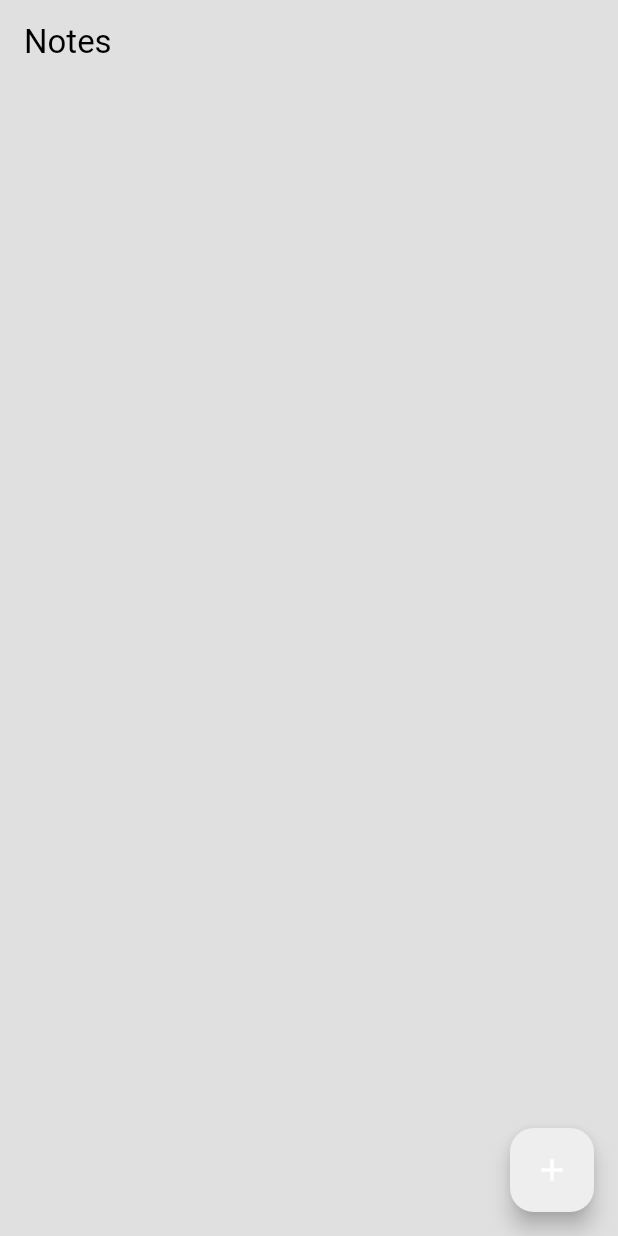
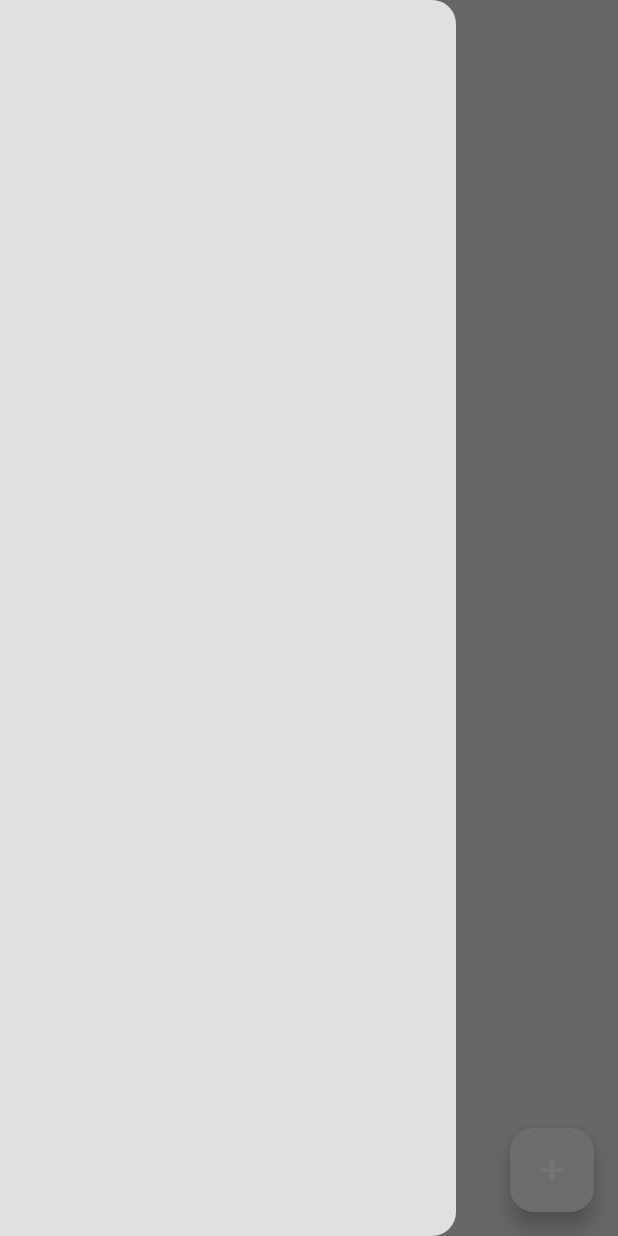
Before and after one commit to SolomonB127/QuickScribe, a Flutter app: the screen it shows after launch, with the side drawer open (before the commit the screen has no drawer), on a phone screen of 412 x 824 dp. Run offline on Flutter 3.47's test engine with Material 3 defaults, Android fonts, the light colour scheme and no system bars; our stand-ins replace google_fonts, isar; accounts and stored records are empty; generated files the repository leaves out were written again.

Commit message:
Added in colors for more appealing visuals and a Drawer

```diff
--- a/lib/pages/notes_page.dart
+++ b/lib/pages/notes_page.dart
@@ -1,4 +1,5 @@
 import 'package:flutter/material.dart';
+import 'package:google_fonts/google_fonts.dart';
 import 'package:provider/provider.dart';
 import 'package:quick_scribe/models/note_db.dart';
 import 'package:quick_scribe/models/notes.dart';
@@ -96,14 +97,42 @@ class _NotesPageState extends State<NotesPage> {
     // currents note
     List<Note> currentNote = notesdb.currentNotes;
     return Scaffold(
+      backgroundColor: Theme.of(context).colorScheme.surface,
       appBar: AppBar(
         title: const Text("Notes"),
+        leading: Builder(
+            builder: (context) => IconButton(
+                onPressed: () {
+                  Scaffold.of(context).openDrawer();
+                },
+                icon: const Icon(Icons.menu))),
+        elevation: 0,
+        backgroundColor: Colors.transparent,
+        foregroundColor: Theme.of(context).colorScheme.inversePrimary
       ),
       floatingActionButton: FloatingActionButton(
         onPressed: () => createNote,
         child: const Icon(Icons.add),
       ),
-      body: ListView.builder(
+      drawer: const Drawer(
+
+      ),
+      body: Column(
+        crossAxisAlignment: CrossAxisAlignment.start,
+        children: [
+          // HEADING
+          Padding(
+            padding: const EdgeInsets.only(left: 25.0),
+            child: Text("Notes",
+                style: GoogleFonts.dmSerifText(
+                  fontSize: 48,
+                  color: Theme.of(context).colorScheme.inversePrimary,
+                )),
+          ),
+
+          // LIST OF NOTES
+          Expanded(
+            child: ListView.builder(
               itemCount: currentNote.length,
               itemBuilder: (context, index) {
                 // individual notes
@@ -128,6 +157,9 @@ class _NotesPageState extends State<NotesPage> {
                 );
               },
             ),
+          ),
+        ],
+      ),
     );
   }
 }
```
Lines whose indentation alone changed are shown as unchanged.
